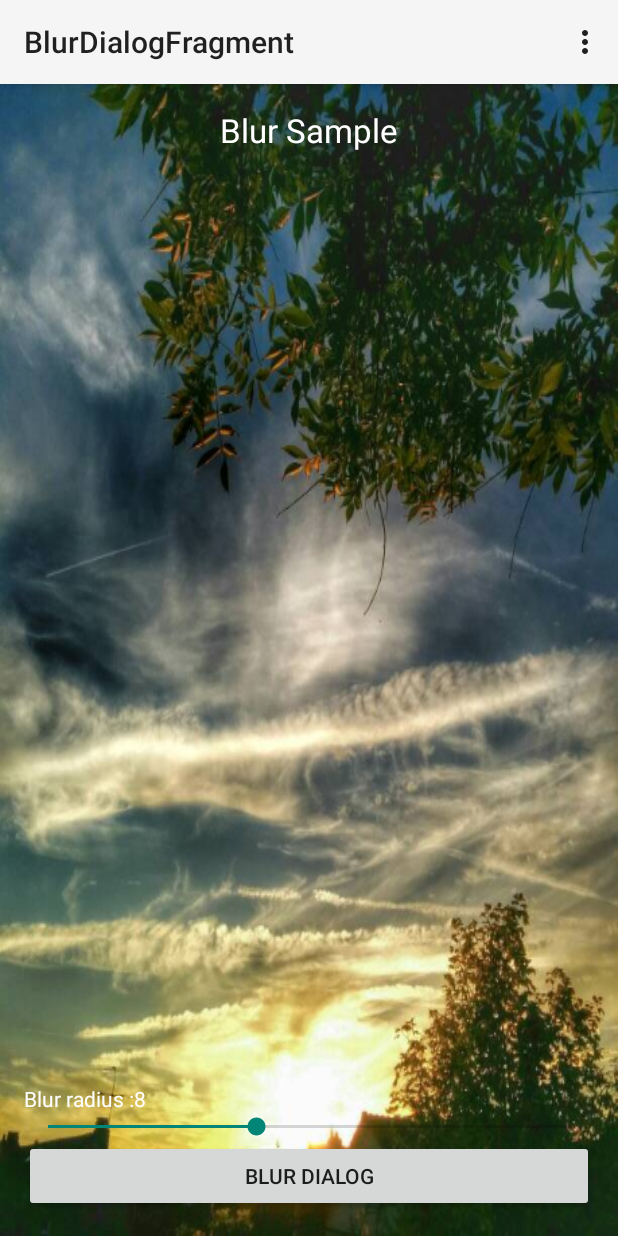
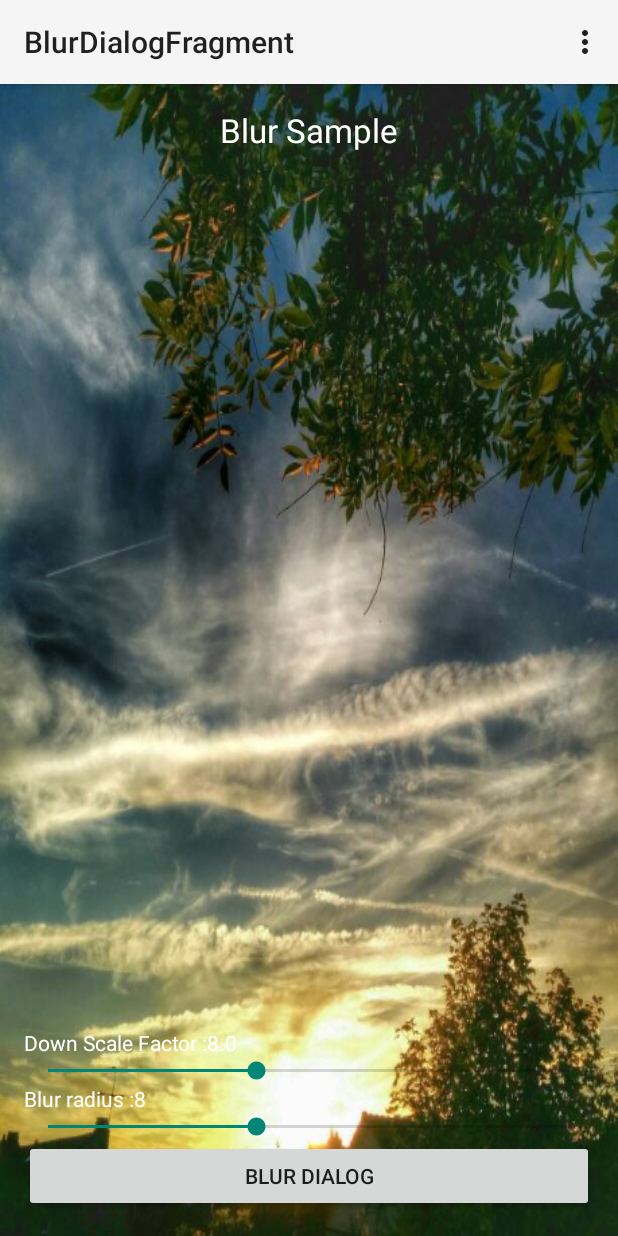
Before and after one commit to tvbarthel/BlurDialogFragment, an Android app: the screen it shows after launch (SampleActivity), on a phone screen of 412 x 824 dp. Run offline under Robolectric (Android 15) with nearby library versions, the phone set to English and light mode, and no system bars.

Commit message:
Tweak sample to choose the down scale factor

```diff
--- a/lib/src/main/java/fr/tvbarthel/lib/blurdialogfragment/BlurDialogFragment.java
+++ b/lib/src/main/java/fr/tvbarthel/lib/blurdialogfragment/BlurDialogFragment.java
@@ -172,7 +172,7 @@ public class BlurDialogFragment extends DialogFragment {
      * By default blur radius is set to
      * {@link fr.tvbarthel.lib.blurdialogfragment.BlurDialogFragment#BLUR_RADIUS}
      *
-     * @param radius
+     * @param radius custom radius used to blur.
      */
     public void setBlurRadius(int radius) {
         mBlurRadius = radius;
@@ -244,7 +244,6 @@ public class BlurDialogFragment extends DialogFragment {
         Paint paint = new Paint();
         paint.setFlags(Paint.FILTER_BITMAP_FLAG);
 
-
         //build drawing destination boundaries
         final RectF destRect = new RectF(0, 0, overlay.getWidth(), overlay.getHeight());
 
@@ -255,7 +254,11 @@ public class BlurDialogFragment extends DialogFragment {
         overlay = FastBlurHelper.doBlur(overlay, mBlurRadius, false);
 
         if (mLogEnable) {
-            Log.d(TAG, "blurred achieved in : " + (System.currentTimeMillis() - startMs) + "ms with radius : " + mBlurRadius);
+            Log.d(TAG, "Radius : " + mBlurRadius);
+            Log.d(TAG, "Down Scale Factor : " + mDownScaleFactor);
+            Log.d(TAG, "Blurred achieved in : " + (System.currentTimeMillis() - startMs) + " ms");
+            Log.d(TAG, "Allocation : " + bkg.getRowBytes() + "ko (screen capture) + "
+                    + overlay.getRowBytes() + "ko (FastBlur)");
         }
 
         //set bitmap in an image view for final rendering
--- a/sample/src/main/java/fr/tvbarthel/lib/blurdialogfragment/sample/SampleActivity.java
+++ b/sample/src/main/java/fr/tvbarthel/lib/blurdialogfragment/sample/SampleActivity.java
@@ -29,6 +29,21 @@ public class SampleActivity extends ActionBarActivity implements View.OnClickLis
      */
     String mBlurPrefix;
 
+    /**
+     * Seek bar used to change the down scale factor.
+     */
+    SeekBar mDownScaleFactorSeekbar;
+
+    /**
+     * TextView used to display the current down scale factor.
+     */
+    TextView mDownScaleFactorTextView;
+
+    /**
+     * Prefix used to explain down scale factor.
+     */
+    String mDownScalePrefix;
+
     @Override
     protected void onCreate(Bundle savedInstanceState) {
         super.onCreate(savedInstanceState);
@@ -37,6 +52,8 @@ public class SampleActivity extends ActionBarActivity implements View.OnClickLis
         findViewById(R.id.button).setOnClickListener(this);
         mBlurRadiusTextView = ((TextView) findViewById(R.id.blurRadius));
         mBlurRadiusSeekbar = ((SeekBar) findViewById(R.id.blurRadiusSeekbar));
+        mDownScaleFactorTextView = ((TextView) findViewById(R.id.downScalefactor));
+        mDownScaleFactorSeekbar = ((SeekBar) findViewById(R.id.downScaleFactorSeekbar));
 
         setUpView();
     }
@@ -71,6 +88,10 @@ public class SampleActivity extends ActionBarActivity implements View.OnClickLis
                         BlurDialogFragment.BUNDLE_KEY_BLUR_RADIUS,
                         mBlurRadiusSeekbar.getProgress()
                 );
+                args.putFloat(
+                        BlurDialogFragment.BUNDLE_KEY_DOWN_SCALE_FACTOR,
+                        mDownScaleFactorSeekbar.getProgress() / 10f
+                );
                 fragment.setArguments(args);
                 fragment.show(getSupportFragmentManager(), "blur_sample");
                 break;
@@ -101,9 +122,28 @@ public class SampleActivity extends ActionBarActivity implements View.OnClickLis
             }
         });
 
+        mDownScaleFactorSeekbar.setOnSeekBarChangeListener(new SeekBar.OnSeekBarChangeListener() {
+            @Override
+            public void onProgressChanged(SeekBar seekBar, int progress, boolean fromUser) {
+                mDownScaleFactorTextView.setText(mDownScalePrefix + (progress / 10.f));
+            }
+
+            @Override
+            public void onStartTrackingTouch(SeekBar seekBar) {
+
+            }
+
+            @Override
+            public void onStopTrackingTouch(SeekBar seekBar) {
+
+            }
+        });
+
         mBlurPrefix = getString(R.string.activity_sample_blur_radius);
+        mDownScalePrefix = getString(R.string.activity_sample_down_scale_factor);
 
         //set default blur radius to 8.
         mBlurRadiusSeekbar.setProgress(8);
+        mDownScaleFactorSeekbar.setProgress(80);
     }
 }
--- a/sample/src/main/res/layout/activity_sample.xml
+++ b/sample/src/main/res/layout/activity_sample.xml
@@ -19,7 +19,7 @@
         android:gravity="center"
         android:id="@+id/title"
         android:layout_alignParentTop="true"
-        android:layout_centerHorizontal="true" />
+        android:layout_centerHorizontal="true"/>
 
     <Button
         android:layout_width="match_parent"
@@ -27,7 +27,25 @@
         android:id="@+id/button"
         android:layout_alignParentBottom="true"
         android:layout_centerHorizontal="true"
-        android:text="@string/blur_button" />
+        android:text="@string/blur_button"/>
+
+    <TextView
+        android:layout_width="match_parent"
+        android:layout_height="wrap_content"
+        android:textAppearance="?android:attr/textAppearanceSmall"
+        android:text="@string/activity_sample_down_scale_factor"
+        android:gravity="left"
+        android:textColor="@android:color/white"
+        android:layout_alignParentRight="true"
+        android:id="@+id/downScalefactor"
+        android:layout_above="@+id/downScaleFactorSeekbar"/>
+
+    <SeekBar
+        android:layout_width="match_parent"
+        android:layout_height="wrap_content"
+        android:id="@+id/downScaleFactorSeekbar"
+        android:layout_above="@+id/blurRadius"
+        android:max="200"/>
 
     <TextView
         android:layout_width="match_parent"
@@ -38,14 +56,14 @@
         android:textColor="@android:color/white"
         android:layout_alignParentRight="true"
         android:id="@+id/blurRadius"
-        android:layout_above="@+id/blurRadiusSeekbar" />
+        android:layout_above="@+id/blurRadiusSeekbar"/>
 
     <SeekBar
         android:layout_width="match_parent"
         android:layout_height="wrap_content"
         android:id="@+id/blurRadiusSeekbar"
         android:layout_above="@+id/button"
-        android:max="20" />
+        android:max="20"/>
 
 
     <ImageView
@@ -54,6 +72,6 @@
         android:id="@+id/imageView"
         android:contentDescription="@string/content_description_imageview"
         android:layout_below="@+id/title"
-        android:layout_above="@+id/blurRadius" />
+        android:layout_above="@+id/blurRadius"/>
 
 </RelativeLayout>
--- a/sample/src/main/res/values/strings.xml
+++ b/sample/src/main/res/values/strings.xml
@@ -8,5 +8,6 @@
     <string name="dialog_fragment_title">Blur Dialog Fragment\n\nhttps://github.com/tvbarthel/BlurDialogFragment</string>
     <string name="content_description_imageview">Android since 2008 by ijooh</string>
     <string name="activity_sample_blur_radius">Blur radius : </string>
+    <string name="activity_sample_down_scale_factor">Down Scale Factor : </string>
 
 </resources>
```
Lines whose indentation alone changed are shown as unchanged.
